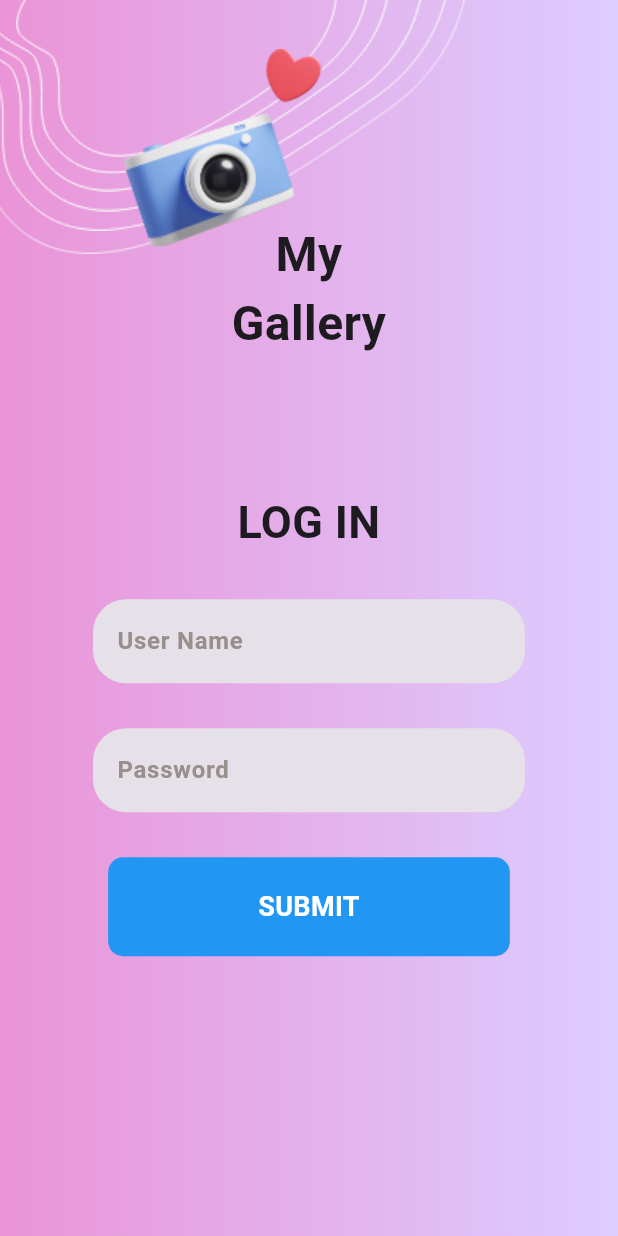
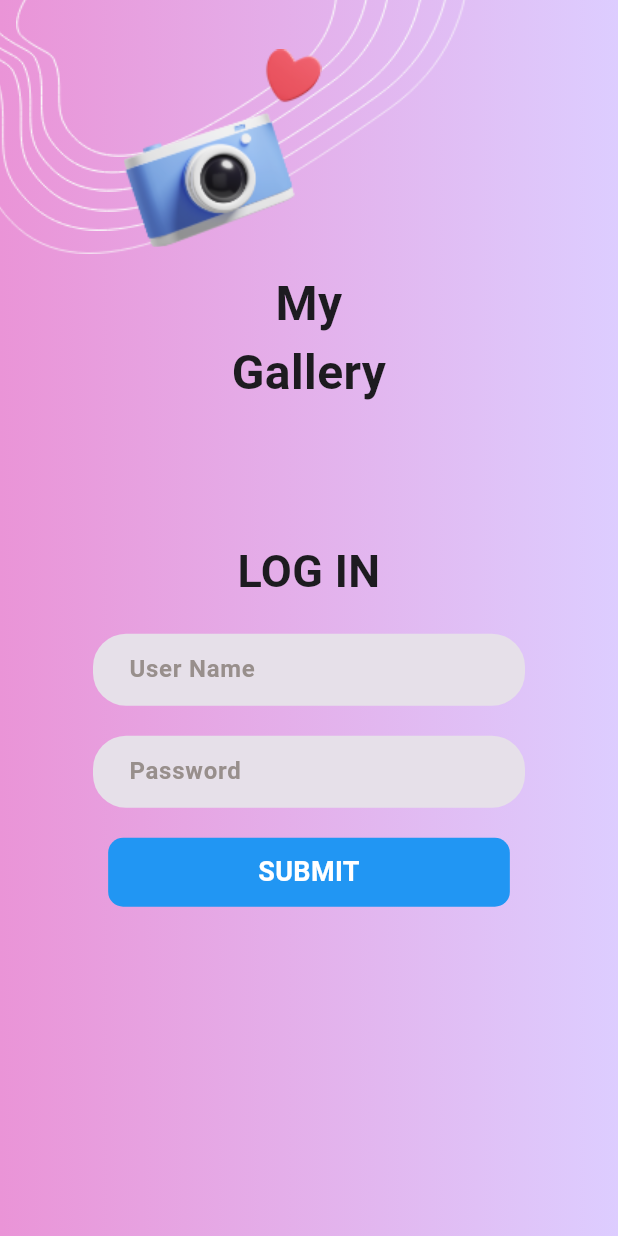
Before and after one commit to MustafaSheeha/ProMinaTask, a Flutter app: the screen it shows after launch, on a phone screen of 412 x 824 dp. Run offline on Flutter 3.47's test engine with Material 3 defaults, Android fonts, the phone set to English and light mode, and no system bars; our stand-ins replace get; project files that could hold a hidden picture were left out.

Commit message:
Refactor login form widgets
- Add LoginFormWidget, LoginTextWidget, SubmitButtonWidget, and TextFormFieldWidget
- Adjust padding and styling for better UI consistency
- Update SubmitButtonWidget to have smaller vertical padding
- Update TextFormFieldWidget to have left padding for better alignment

```diff
--- a/lib/features/login/view/widgets/submit_button_widget.dart
+++ b/lib/features/login/view/widgets/submit_button_widget.dart
@@ -15,10 +15,10 @@ class SubmitButtonWidget extends StatelessWidget {
   Widget build(BuildContext context) {
     return Container(
       margin:
-          const EdgeInsets.only(top: 30, left: 20, right: 20),
+          const EdgeInsets.only(top: 20, left: 20, right: 20),
       padding: const EdgeInsets.symmetric(
         horizontal: 100,
-        vertical: 20,
+        vertical: 10,
       ),
       decoration: const BoxDecoration(
           color: Colors.blue,
--- a/lib/features/login/view/widgets/text_form_field_widget.dart
+++ b/lib/features/login/view/widgets/text_form_field_widget.dart
@@ -1,4 +1,3 @@
-
 import 'package:flutter/material.dart';
 
 import '../../../../core/constants/app_text_styles.dart';
@@ -12,9 +11,10 @@ class TextFormFieldWidget extends StatelessWidget {
   @override
   Widget build(BuildContext context) {
     return Padding(
-      padding: const EdgeInsets.only(top: 30, left: 20, right: 20),
+      padding: const EdgeInsets.only(top: 20, left: 20, right: 20),
       child: TextFormField(
         decoration: InputDecoration(
+          contentPadding: const EdgeInsets.only(left: 20),
           filled: true,
           enabledBorder: borderDecoration(),
           focusedBorder: borderDecoration(),
```
Also changed, not shown: lib/features/login/view/widgets/login_form_widget.dart (added, +34 -0 lines), lib/features/login/view/widgets/login_text_widget.dart (added, +23 -0 lines).
